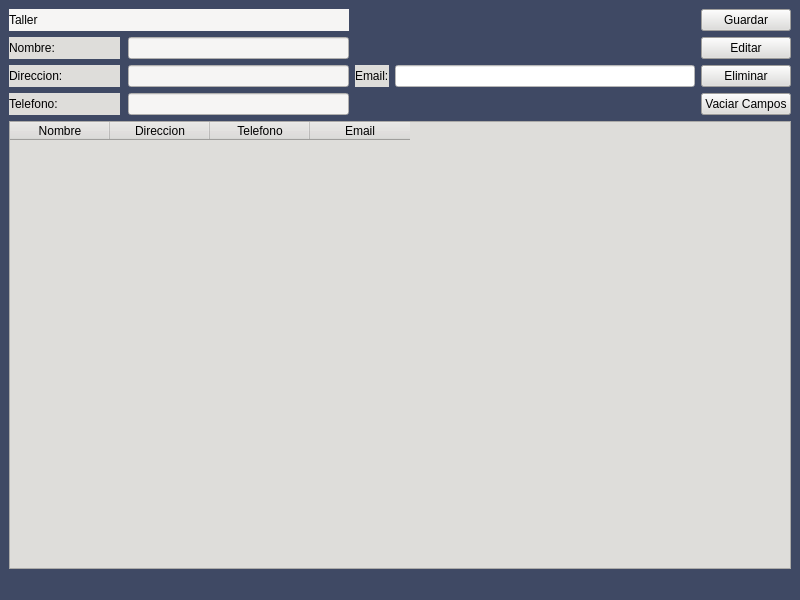
Qt form Proyecto/Interfaces/Ui/Vw_taller.ui (EdCenten0/MAPA-Python) before a commit.
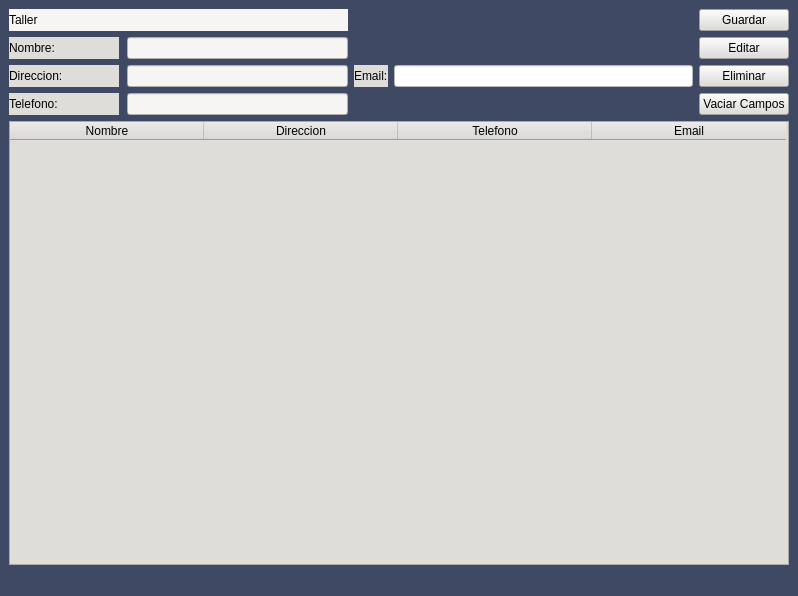
The same form after that commit.

What changed in the file:
```diff
--- a/Proyecto/Interfaces/Ui/Vw_taller.ui
+++ b/Proyecto/Interfaces/Ui/Vw_taller.ui
@@ -6,8 +6,8 @@
    <rect>
     <x>0</x>
     <y>0</y>
-    <width>800</width>
-    <height>600</height>
+    <width>798</width>
+    <height>596</height>
    </rect>
   </property>
   <property name="windowTitle">
@@ -179,6 +179,12 @@
          <string notr="true">background-color: rgb(222, 221, 218);
 border-color: rgb(61, 56, 70);</string>
         </property>
+        <attribute name="horizontalHeaderDefaultSectionSize">
+         <number>194</number>
+        </attribute>
+        <attribute name="verticalHeaderDefaultSectionSize">
+         <number>30</number>
+        </attribute>
         <column>
          <property name="text">
           <string>Nombre</string>
```
